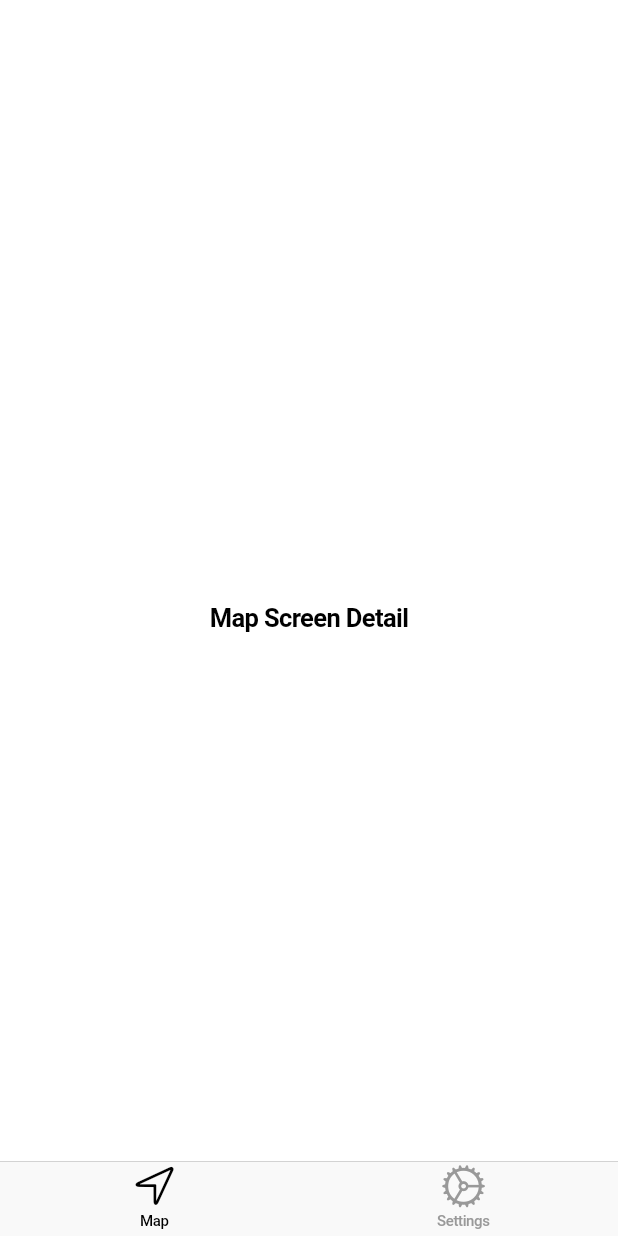
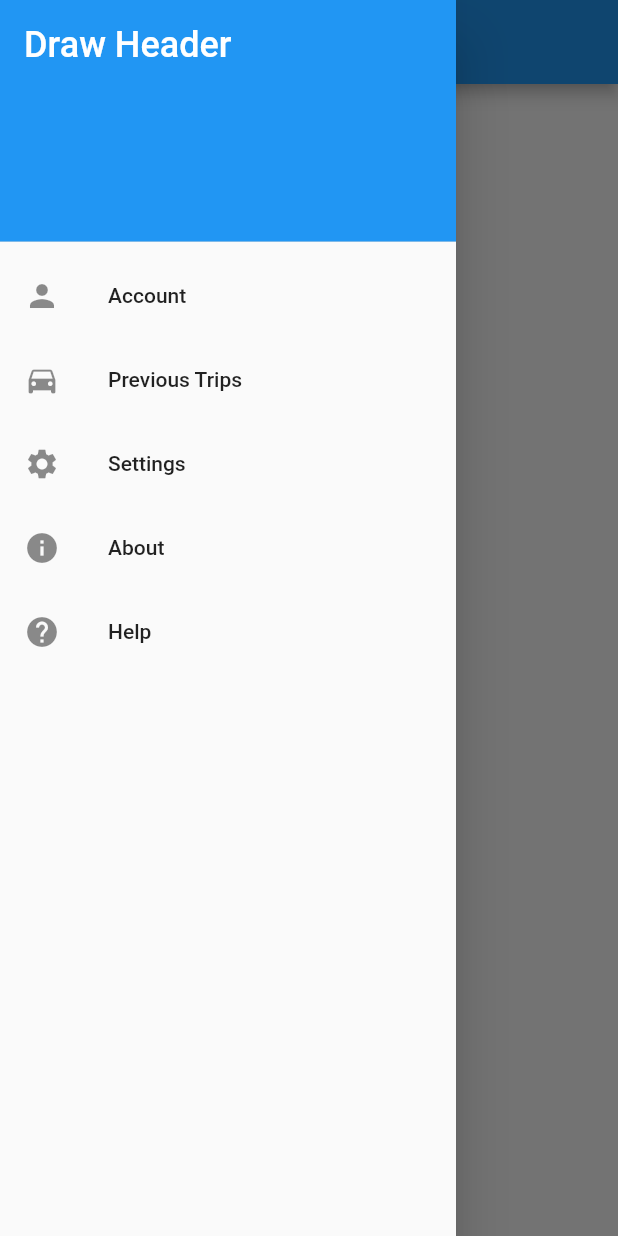
Before and after one commit to HBillaud/Loop, a Flutter app: the screen it shows after launch, with the side drawer open (before the commit the screen has no drawer), on a phone screen of 412 x 824 dp. Run offline on Flutter 3.47's test engine with Material 2 defaults, Android fonts, the phone set to English and light mode, and no system bars.

Commit message:
Created an IOS view and Android view. Both applications look more like native apps. Build is successful and we can run them both without running into issues.

```diff
--- a/lib/main.dart
+++ b/lib/main.dart
@@ -1,154 +1,19 @@
 import 'package:flutter/material.dart';
 import 'package:flutter/cupertino.dart';
-import 'package:loop/screens/settings.dart';
-import 'package:loop/screens/map.dart';
+import 'dart:io' show Platform;
+import 'package:loop/screens/ios_view.dart';
+import 'package:loop/screens/android_view.dart';
 
 void main() => runApp(MyApp());
 
-/*
 class MyApp extends StatelessWidget {
-  // This widget is the root of your application.
-  @override
   Widget build(BuildContext context) {
-    return MaterialApp(
-      title: 'Flutter Demo',
-      theme: ThemeData(
-        // This is the theme of your application.
-        //
-        // Try running your application with "flutter run". You'll see the
-        // application has a blue toolbar. Then, without quitting the app, try
-        // changing the primarySwatch below to Colors.green and then invoke
-        // "hot reload" (press "r" in the console where you ran "flutter run",
-        // or simply save your changes to "hot reload" in a Flutter IDE).
-        // Notice that the counter didn't reset back to zero; the application
-        // is not restarted.
-        primarySwatch: Colors.blue,
-      ),
-      home: MyHomePage(title: 'Flutter Demo Home Page'),
-    );
+    if (Platform.isAndroid) {
+      return AndroidApp();
+    } else if (Platform.isIOS) {
+      return IOSApp();
+    } else {
+      return null;
+    }
   }
 }
-
-class MyHomePage extends StatefulWidget {
-  MyHomePage({Key key, this.title}) : super(key: key);
-
-  // This widget is the home page of your application. It is stateful, meaning
-  // that it has a State object (defined below) that contains fields that affect
-  // how it looks.
-
-  // This class is the configuration for the state. It holds the values (in this
-  // case the title) provided by the parent (in this case the App widget) and
-  // used by the build method of the State. Fields in a Widget subclass are
-  // always marked "final".
-
-  final String title;
-
-  @override
-  _MyHomePageState createState() => _MyHomePageState();
-}
-
-class _MyHomePageState extends State<MyHomePage> {
-  int _counter = 0;
-
-  void _incrementCounter() {
-    setState(() {
-      // This call to setState tells the Flutter framework that something has
-      // changed in this State, which causes it to rerun the build method below
-      // so that the display can reflect the updated values. If we changed
-      // _counter without calling setState(), then the build method would not be
-      // called again, and so nothing would appear to happen.
-      _counter++;
-    });
-  }
-
-  @override
-  Widget build(BuildContext context) {
-    // This method is rerun every time setState is called, for instance as done
-    // by the _incrementCounter method above.
-    //
-    // The Flutter framework has been optimized to make rerunning build methods
-    // fast, so that you can just rebuild anything that needs updating rather
-    // than having to individually change instances of widgets.
-    return Scaffold(
-      appBar: AppBar(
-        // Here we take the value from the MyHomePage object that was created by
-        // the App.build method, and use it to set our appbar title.
-        title: Text(widget.title),
-      ),
-      body: Center(
-        // Center is a layout widget. It takes a single child and positions it
-        // in the middle of the parent.
-        child: Column(
-          // Column is also a layout widget. It takes a list of children and
-          // arranges them vertically. By default, it sizes itself to fit its
-          // children horizontally, and tries to be as tall as its parent.
-          //
-          // Invoke "debug painting" (press "p" in the console, choose the
-          // "Toggle Debug Paint" action from the Flutter Inspector in Android
-          // Studio, or the "Toggle Debug Paint" command in Visual Studio Code)
-          // to see the wireframe for each widget.
-          //
-          // Column has various properties to control how it sizes itself and
-          // how it positions its children. Here we use mainAxisAlignment to
-          // center the children vertically; the main axis here is the vertical
-          // axis because Columns are vertical (the cross axis would be
-          // horizontal).
-          mainAxisAlignment: MainAxisAlignment.center,
-          children: <Widget>[
-            Text(
-              'You have pushed the button this many times:',
-            ),
-            Text(
-              '$_counter',
-              style: Theme.of(context).textTheme.display1,
-            ),
-          ],
-        ),
-      ),
-      floatingActionButton: FloatingActionButton(
-        onPressed: _incrementCounter,
-        tooltip: 'Increment',
-        child: Icon(Icons.add),
-      ), // This trailing comma makes auto-formatting nicer for build methods.
-    );
-  }
-}
-*/
-
-class MyApp extends StatelessWidget {
-  Widget build(BuildContext context) {
-    return CupertinoApp(
-      home: HomeScreen(),
-    );
-  }
-}
-
-class HomeScreen extends StatelessWidget {
-  @override
-  Widget build(BuildContext context) {
-    return CupertinoTabScaffold(
-      tabBar: CupertinoTabBar(
-        items: [
-          BottomNavigationBarItem(
-            icon: Icon(CupertinoIcons.location),
-            title: Text('Map'),
-          ),
-          BottomNavigationBarItem(
-            icon: Icon(CupertinoIcons.settings),
-            title: Text('Settings'),
-          ),
-        ],
-        activeColor: Colors.black,
-      ),
-      tabBuilder: (context, i) {
-        return CupertinoTabView(
-          builder: (context) {
-            return CupertinoPageScaffold(
-                child: (i == 0) ? MapScreen() : SettingsScreen(),
-            );
-          },
-        );
-      },
-    );
-  }
-}
--- /dev/null
+++ b/lib/screens/android_view.dart
@@ -0,0 +1,55 @@
+import 'package:flutter/material.dart';
+
+class AndroidApp extends StatelessWidget {
+  @override
+  Widget build(BuildContext context) {
+    return MaterialApp(
+      home: Scaffold(
+        appBar: AppBar(
+          title: const Text('Loop'),
+        ),
+        drawer: Drawer(
+          child: ListView(
+            padding: EdgeInsets.zero,
+            children: <Widget>[
+              DrawerHeader(
+                // child: ProfileInfo()
+                decoration: BoxDecoration(
+                  color: Colors.blue,
+                ),
+                child: Text(
+                  'Draw Header',
+                  style: TextStyle(
+                    color: Colors.white,
+                    fontSize: 24,
+                  ),
+                ),
+              ),
+              // TabGroup(),
+              ListTile(
+                leading: Icon(Icons.person),
+                title: Text('Account'),
+              ),
+              ListTile(
+                leading: Icon(Icons.directions_car),
+                title: Text('Previous Trips'),
+              ),
+              ListTile(
+                leading: Icon(Icons.settings),
+                title: Text('Settings'),
+              ),
+              ListTile(
+                leading: Icon(Icons.info),
+                title: Text('About'),
+              ),
+              ListTile(
+                leading: Icon(Icons.help),
+                title: Text('Help'),
+              )
+            ],
+          ),
+        ),
+      ),
+    );
+  }
+}
--- /dev/null
+++ b/lib/screens/ios_view.dart
@@ -0,0 +1,38 @@
+import 'package:flutter/cupertino.dart';
+import 'package:flutter/material.dart';
+import 'package:loop/screens/settings.dart';
+import 'package:loop/screens/map.dart';
+
+class IOSApp extends StatelessWidget {
+  @override
+  Widget build(BuildContext context) {
+    return CupertinoApp(
+      home: CupertinoPageScaffold(
+        child: CupertinoTabScaffold(
+          tabBar: CupertinoTabBar(
+            items: [
+              BottomNavigationBarItem(
+                icon: Icon(CupertinoIcons.location),
+                title: Text('Map'),
+              ),
+              BottomNavigationBarItem(
+                icon: Icon(CupertinoIcons.settings),
+                title: Text('Settings'),
+              ),
+            ],
+            activeColor: Colors.black,
+          ),
+          tabBuilder: (context, i) {
+            return CupertinoTabView(
+              builder: (context) {
+                return CupertinoPageScaffold(
+                  child: (i == 0) ? MapScreen() : SettingsScreen(),
+                );
+              },
+            );
+          },
+        ),
+      ),
+    );
+  }
+}
--- a/lib/screens/settings.dart
+++ b/lib/screens/settings.dart
@@ -1,12 +1,11 @@
 import 'package:flutter/cupertino.dart';
 import 'package:flutter/material.dart';
-import 'package:flutter/widgets.dart';
 import 'package:loop/screens/profile.dart';
 import 'package:loop/screens/account.dart';
 import 'package:loop/screens/about.dart';
 import 'package:loop/screens/help.dart';
 import 'package:loop/screens/notifications.dart';
-import 'package:loop/widgets/settings_item.dart';
+import 'package:loop/widgets/setting_item.dart';
 import 'package:loop/widgets/settings_group.dart';
 
 class SettingsScreen extends StatelessWidget {
@@ -16,8 +15,9 @@ class SettingsScreen extends StatelessWidget {
       icon: Icon(
         CupertinoIcons.profile_circled,
         color: CupertinoColors.black,
+        size: 35,
       ),
-      content:  Row(
+      content: Row(
         children: [
           Text(''),
           SizedBox(width: 8),
@@ -41,6 +41,7 @@ class SettingsScreen extends StatelessWidget {
       icon: Icon(
         CupertinoIcons.settings,
         color: CupertinoColors.black,
+        size: 35,
       ),
       content: Row(
         children: [
@@ -66,6 +67,7 @@ class SettingsScreen extends StatelessWidget {
       icon: Icon(
         CupertinoIcons.conversation_bubble,
         color: CupertinoColors.black,
+        size: 35,
       ),
       content: Row(
         children: [
@@ -91,6 +93,7 @@ class SettingsScreen extends StatelessWidget {
       icon: Icon(
         CupertinoIcons.info,
         color: CupertinoColors.black,
+        size: 35,
       ),
       content: Row(
         children: [
@@ -117,6 +120,7 @@ class SettingsScreen extends StatelessWidget {
       icon: Icon(
         CupertinoIcons.padlock,
         color: CupertinoColors.black,
+        size: 35,
       ),
       content: Row(
         children: [
--- a/lib/widgets/settings_item.dart
+++ b/lib/widgets/setting_item.dart
@@ -19,7 +19,7 @@ class SettingsNavigationIndicator extends StatelessWidget {
 class SettingsItem extends StatefulWidget {
   const SettingsItem({
     @required this.label,
-    this.icon,
+    @required this.icon,
     this.content,
     this.onPress(),
     Key key,
@@ -71,7 +71,7 @@ class SettingsItemState extends State<SettingsItem> {
                     bottom: 2,
                   ),
                   child: SizedBox(
-                    height: 45,
+                    height: 50,
                     width: 29,
                     child: widget.icon,
                   ),
--- a/lib/widgets/settings_group.dart
+++ b/lib/widgets/settings_group.dart
@@ -1,5 +1,5 @@
 import 'package:flutter/cupertino.dart';
-import 'settings_item.dart';
+import 'setting_item.dart';
 
 class SettingsGroup extends StatelessWidget {
   SettingsGroup({
@@ -15,14 +15,14 @@ class SettingsGroup extends StatelessWidget {
     for (int i = 1; i < items.length; i++) {
       dividedItems.add(Container(
         color: CupertinoColors.black,
-        height: 0.3,
+        // height: 0.2,
       ));
       dividedItems.add(items[i]);
     }
 
     return Padding(
       padding: EdgeInsets.only(
-          top: 35,
+          top: 0,
       ),
       child: Column(
         crossAxisAlignment: CrossAxisAlignment.start,
@@ -33,11 +33,7 @@ class SettingsGroup extends StatelessWidget {
               border: Border(
                 top: const BorderSide(
                   color: CupertinoColors.black,
-                  width: 0,
-              ),
-                bottom: const BorderSide(
-                  color: CupertinoColors.black,
-                  width: 0,
+                  width: 1,
                 ),
             ),
           ),
```
Also changed, not shown: pubspec.lock, 6 other files. Lines whose indentation alone changed are shown as unchanged.
